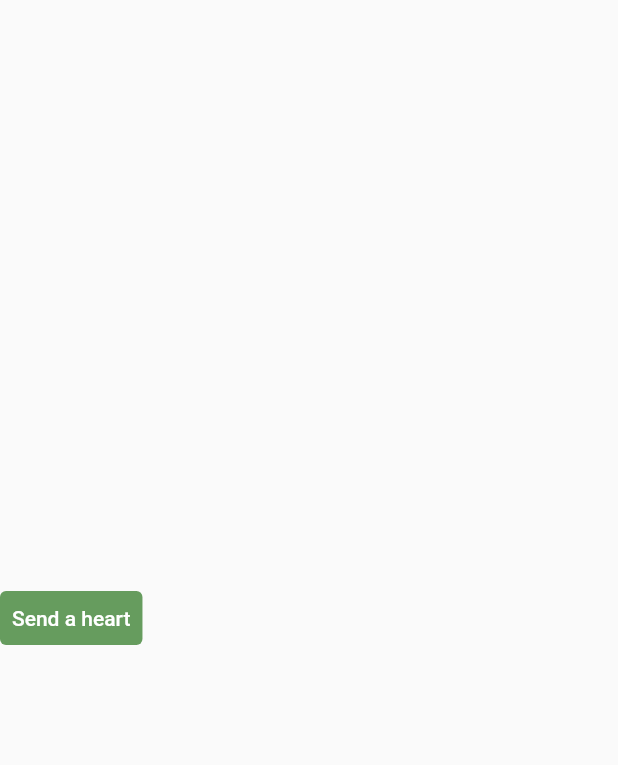
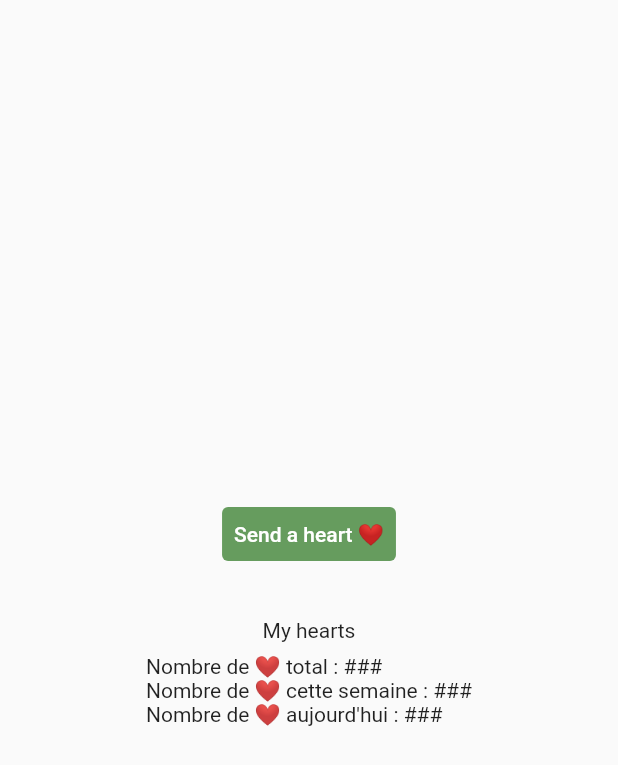
Before and after one commit to CedricBardaine/hearts_sender, a Flutter app: the screen it shows after launch, on a phone screen of 412 x 824 dp. Shown: the top 765 px of the screen. Run offline on Flutter 3.47's test engine with Material 2 defaults, Android fonts, the phone set to English and light mode, and no system bars.

Commit message:
add stats container

```diff
--- a/lib/pages/home/home.dart
+++ b/lib/pages/home/home.dart
@@ -4,10 +4,15 @@ class Home extends StatelessWidget {
   @override
   Widget build(BuildContext context) {
     return Scaffold(
-        body: Column(
+      body: Padding(
+        padding: EdgeInsets.all(8.0),
+        child: Column(
           mainAxisAlignment: MainAxisAlignment.center,
           children: [
             // Container(height: 32.0),
+            Row(
+              mainAxisAlignment: MainAxisAlignment.center,
+              children: [
                 TextButton(
                   onPressed: () {
                     print("ouille");
@@ -23,9 +28,34 @@ class Home extends StatelessWidget {
                       },
                     ),
                   ),
-          child: Text("Send a heart", style: TextStyle(color: Colors.white)),
+                  child: Text("Send a heart ❤",
+                      style: TextStyle(color: Colors.white)),
+                )
+              ],
             ),
+            Container(
+              height: 32.0,
+            ),
+            Row(
+              mainAxisAlignment: MainAxisAlignment.center,
+              children: [Text("My hearts")],
+            ),
+            Container(height: 8.0),
+            Column(
+              crossAxisAlignment: CrossAxisAlignment.start,
+              children: [
+                Text("Nombre de ❤ total : " + "###"),
+                Text("Nombre de ❤ cette semaine : " + "###"),
+                Text("Nombre de ❤ aujourd'hui : " + "###"),
               ],
-    ));
+            ),
+            Container(
+              height: 8.0,
+            ),
+            // TODO: add ❤ chart
+          ],
+        ),
+      ),
+    );
   }
 }
```
Lines whose indentation alone changed are shown as unchanged.
